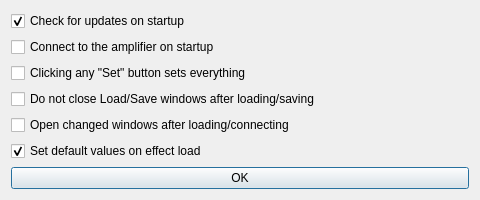
b2ornot2b/plug, file plug/settings.ui: the form before one commit.
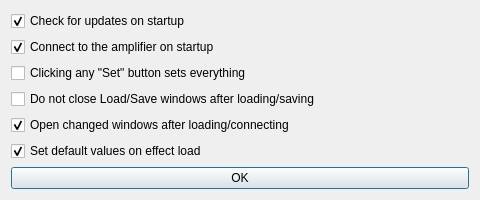
The form after the commit.

Commit message: Changed version number and some default settings

Patch:
```diff
--- a/plug/settings.ui
+++ b/plug/settings.ui
@@ -29,6 +29,9 @@
      <property name="text">
       <string>Connect to the amplifier on startup</string>
      </property>
+     <property name="checked">
+      <bool>true</bool>
+     </property>
     </widget>
    </item>
    <item>
@@ -50,6 +53,9 @@
      <property name="text">
       <string>Open changed windows after loading/connecting</string>
      </property>
+     <property name="checked">
+      <bool>true</bool>
+     </property>
     </widget>
    </item>
    <item>
```
The commit also changes 3 other files.
